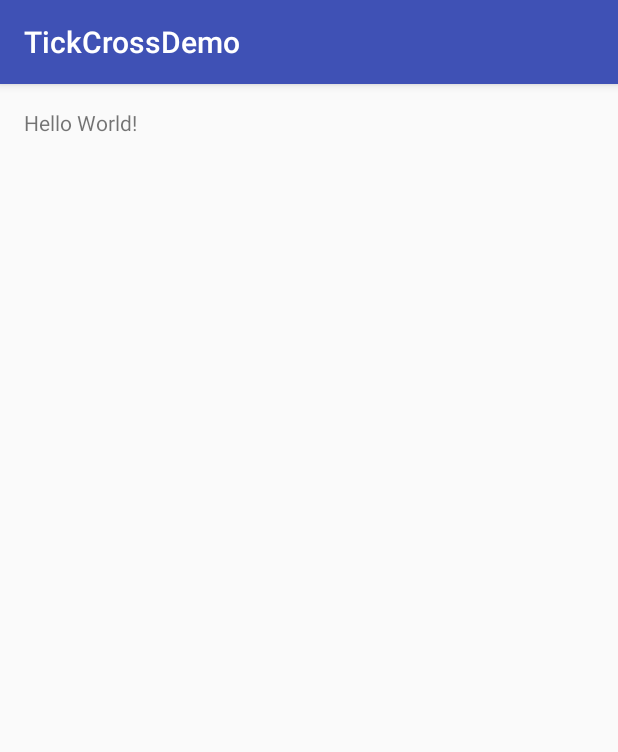
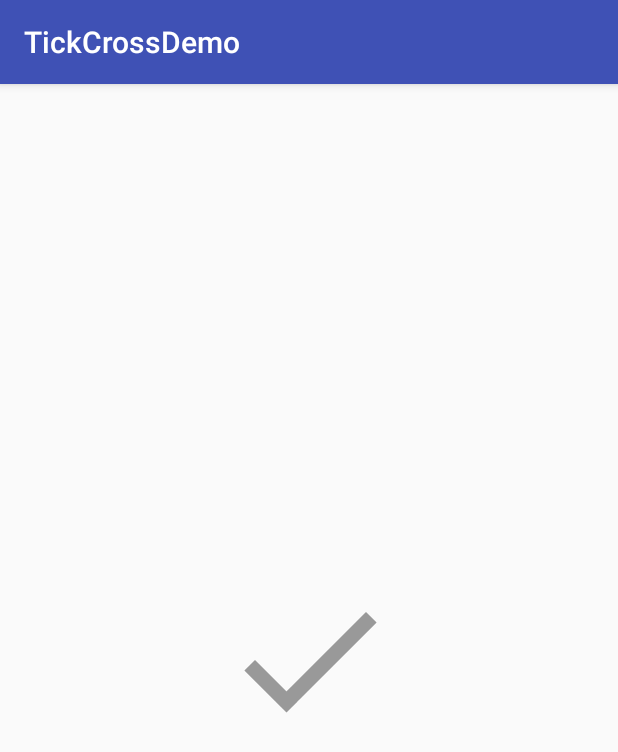
Before and after one commit to george-sp/MaterialDesign-Udacity, an Android app: the screen it shows after launch (MainActivity), on a phone screen of 412 x 824 dp. Shown: the top 752 px of the screen. Run offline under Robolectric (Android 15) with nearby library versions, the phone set to English and light mode, and no system bars.

Commit message:
Configure the main layout.

```diff
--- a/TickCrossDemo/app/src/main/res/layout/activity_main.xml
+++ b/TickCrossDemo/app/src/main/res/layout/activity_main.xml
@@ -1,17 +1,15 @@
 <?xml version="1.0" encoding="utf-8"?>
-<RelativeLayout
+<FrameLayout
     xmlns:android="http://schemas.android.com/apk/res/android"
     xmlns:tools="http://schemas.android.com/tools"
     android:layout_width="match_parent"
     android:layout_height="match_parent"
-    android:paddingBottom="@dimen/activity_vertical_margin"
-    android:paddingLeft="@dimen/activity_horizontal_margin"
-    android:paddingRight="@dimen/activity_horizontal_margin"
-    android:paddingTop="@dimen/activity_vertical_margin"
-    tools:context="com.codeburrow.tickcrossdemo.MainActivity">
+    tools:context=".MainActivity">
 
-    <TextView
+    <ImageView
+        android:id="@+id/tick_cross"
         android:layout_width="wrap_content"
         android:layout_height="wrap_content"
-        android:text="Hello World!"/>
-</RelativeLayout>
+        android:layout_gravity="center"
+        android:src="@drawable/ic_tick"/>
+</FrameLayout>
```
